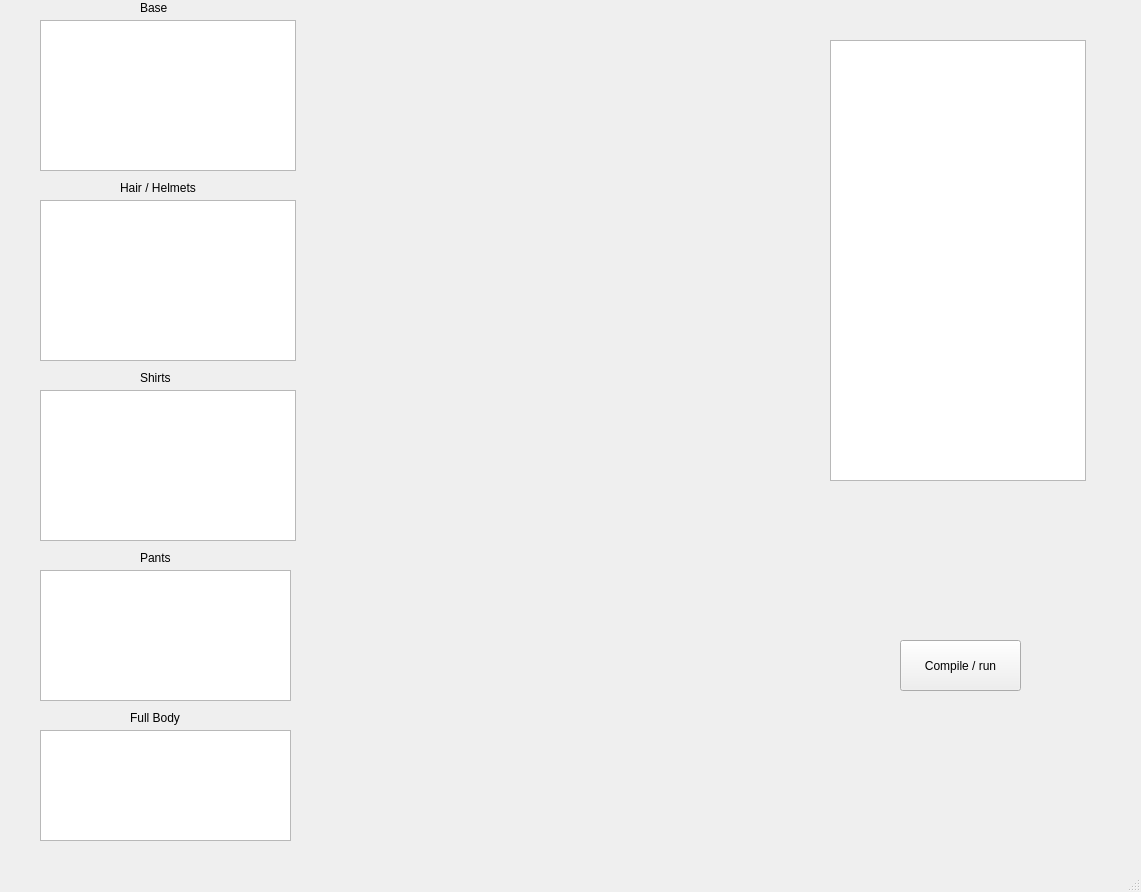
Above: SkinUI.ui from jaysstewart/MinecraftSkinMaker before the change. Below: the same form after it.
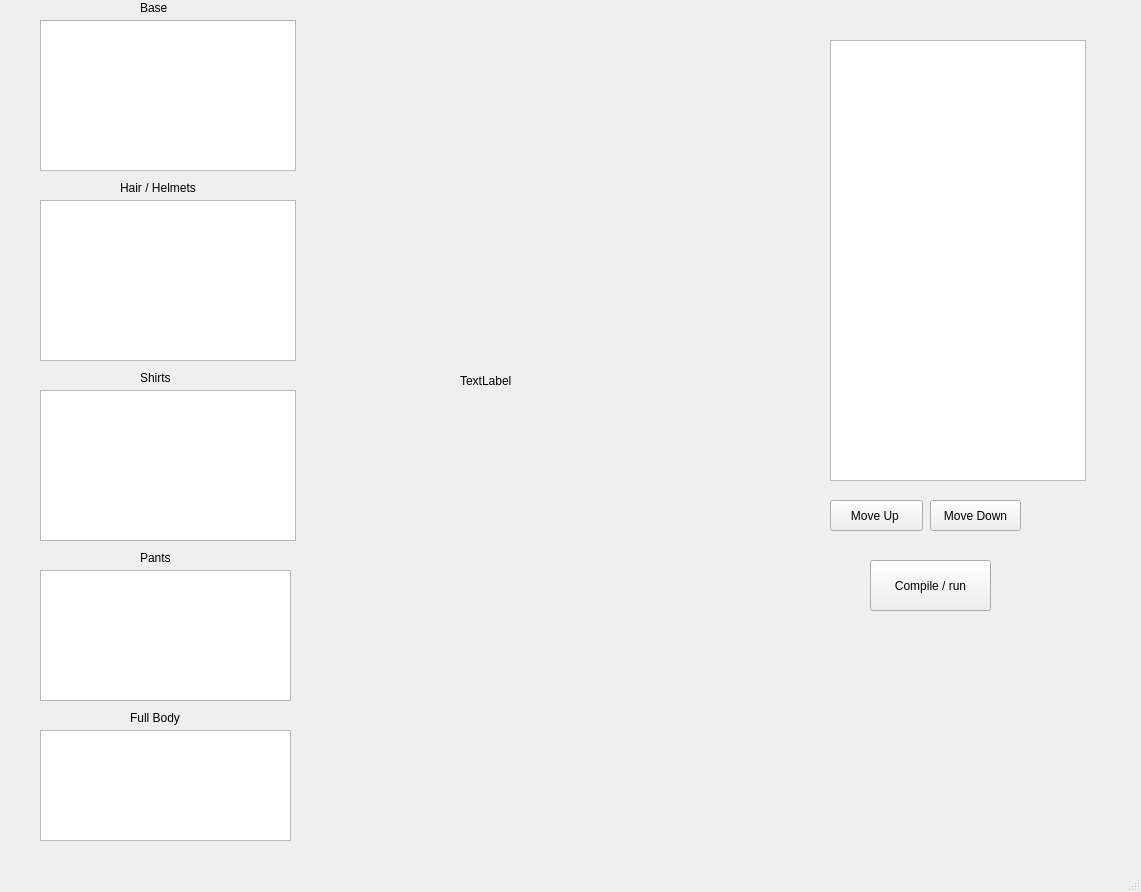
That is the form after the change.

Commit message: UI now display compiled image after pressing recompile button

What changed in the file:
```diff
--- a/SkinUI.ui
+++ b/SkinUI.ui
@@ -142,8 +142,8 @@
    <widget class="QPushButton" name="compileButton">
     <property name="geometry">
      <rect>
-      <x>900</x>
-      <y>640</y>
+      <x>870</x>
+      <y>560</y>
       <width>121</width>
       <height>51</height>
      </rect>
@@ -152,6 +152,45 @@
      <string>Compile / run</string>
     </property>
    </widget>
+   <widget class="QLabel" name="imageLabel">
+    <property name="geometry">
+     <rect>
+      <x>460</x>
+      <y>260</y>
+      <width>231</width>
+      <height>241</height>
+     </rect>
+    </property>
+    <property name="text">
+     <string>TextLabel</string>
+    </property>
+   </widget>
+   <widget class="QPushButton" name="pushButton">
+    <property name="geometry">
+     <rect>
+      <x>830</x>
+      <y>500</y>
+      <width>93</width>
+      <height>31</height>
+     </rect>
+    </property>
+    <property name="text">
+     <string>Move Up </string>
+    </property>
+   </widget>
+   <widget class="QPushButton" name="pushButton_2">
+    <property name="geometry">
+     <rect>
+      <x>930</x>
+      <y>500</y>
+      <width>91</width>
+      <height>31</height>
+     </rect>
+    </property>
+    <property name="text">
+     <string>Move Down</string>
+    </property>
+   </widget>
   </widget>
   <widget class="QMenuBar" name="menubar">
    <property name="geometry">
```
The commit also changes 2 other files.
